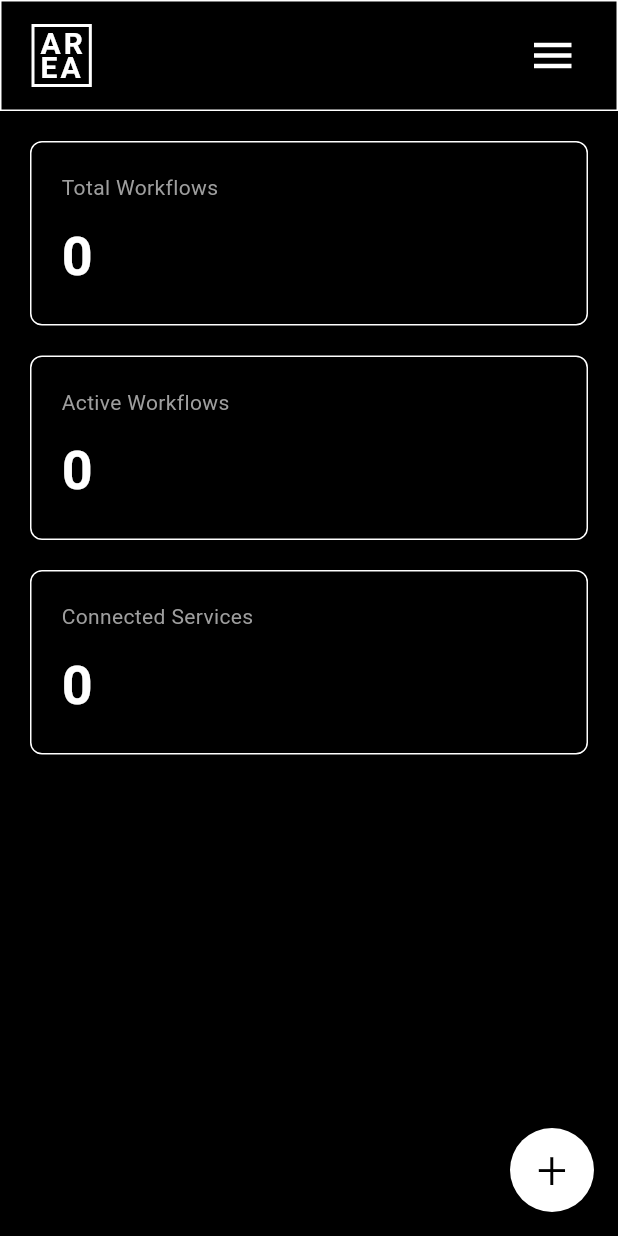
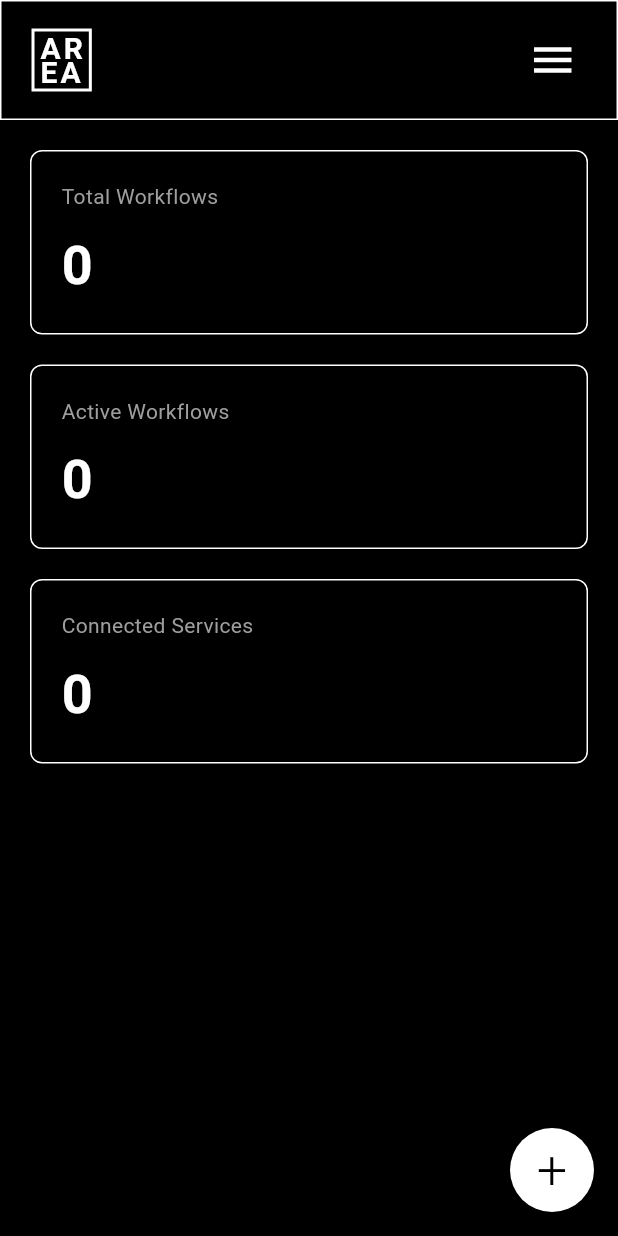
Before and after one commit to CrackedOnTiti/AREA, a Flutter app: the HomeScreen screen opened by its route, on a phone screen of 412 x 824 dp. Run offline on Flutter 3.47's test engine with Material 3 defaults, Android fonts, the phone set to English and light mode, and no system bars; our stand-ins replace google_fonts, shared_preferences; accounts and stored records are empty; network calls fail.

Commit message:
[FIX] fixed problem where SafeArea padding was making header bar occupy 33% of the screen #86

```diff
--- a/client/apk/lib/screens/home_screen.dart
+++ b/client/apk/lib/screens/home_screen.dart
@@ -221,10 +221,11 @@ class _HomeScreenState extends State<HomeScreen> {
           // Top header container (no SafeArea to stick to very top)
           Container(
               width: double.infinity,
+              height: 80,
               padding: EdgeInsets.only(
                 left: 20,
                 right: 20,
-                top: MediaQuery.of(context).padding.top + 15,
+                top: 15,
                 bottom: 15,
               ),
               decoration: BoxDecoration(
@@ -233,6 +234,7 @@ class _HomeScreenState extends State<HomeScreen> {
               ),
               child: Row(
                 mainAxisAlignment: MainAxisAlignment.spaceBetween,
+                crossAxisAlignment: CrossAxisAlignment.center,
                 children: [
                   // AREA logo on the left
                   Container(
```
